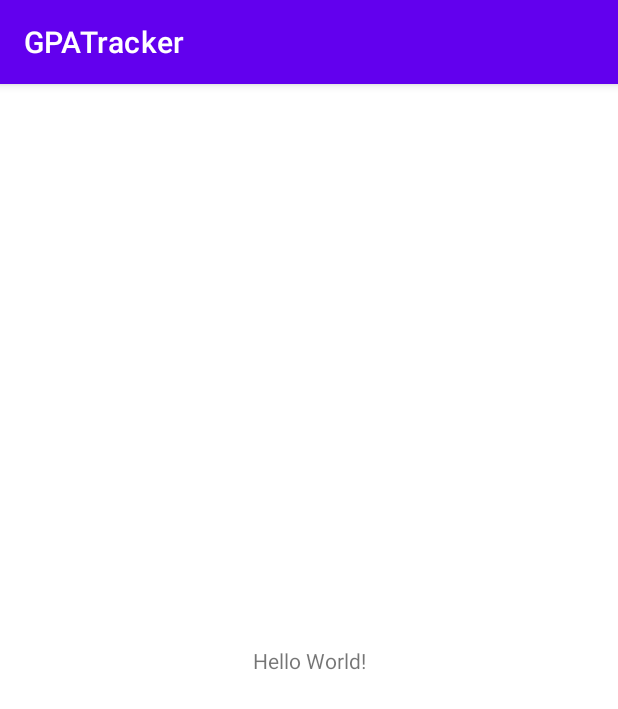
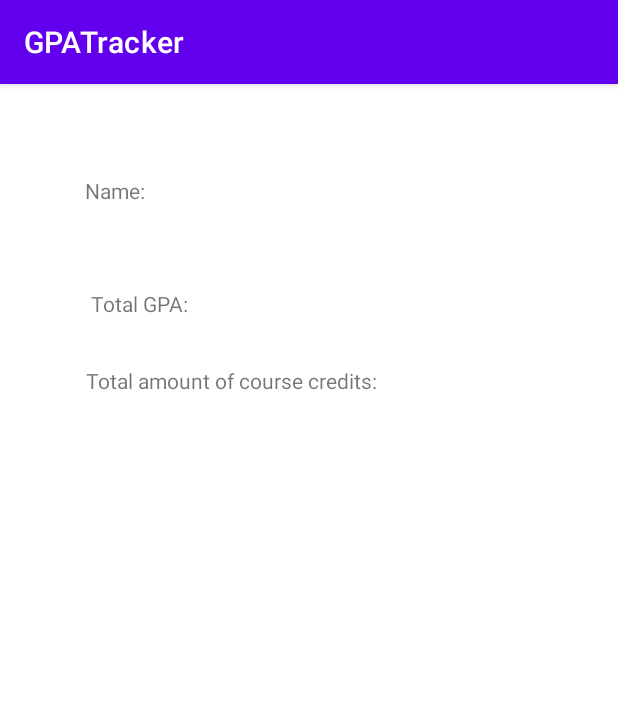
Before and after one commit to ukhin-alexander/GPAAndroidApp, an Android app: the screen it shows after launch (MainActivity), on a phone screen of 412 x 824 dp. Shown: the top 709 px of the screen. Run offline under Robolectric (Android 15) with nearby library versions, the phone set to English and light mode, and no system bars.

Commit message:
Add files via upload
Added TextView for Name, Total GPA, and Total amount of course credits

```diff
--- a/GPATracker/app/src/main/res/layout/activity_main.xml
+++ b/GPATracker/app/src/main/res/layout/activity_main.xml
@@ -7,12 +7,44 @@
     tools:context=".MainActivity">
 
     <TextView
+        android:id="@+id/nameTextDisplay"
+        android:layout_width="203dp"
+        android:layout_height="23dp"
+        android:layout_marginStart="16dp"
+        android:layout_marginTop="32dp"
+        android:text="Name:"
+        app:layout_constraintBottom_toBottomOf="parent"
+        app:layout_constraintEnd_toEndOf="parent"
+        app:layout_constraintHorizontal_bias="0.211"
+        app:layout_constraintStart_toStartOf="parent"
+        app:layout_constraintTop_toTopOf="parent"
+        app:layout_constraintVertical_bias="0.041" />
+
+    <TextView
+        android:id="@+id/totalTextDisplay"
         android:layout_width="wrap_content"
         android:layout_height="wrap_content"
-        android:text="Hello World!"
+        android:layout_marginStart="14dp"
+        android:layout_marginTop="8dp"
+        android:text="Total GPA: "
         app:layout_constraintBottom_toBottomOf="parent"
-        app:layout_constraintLeft_toLeftOf="parent"
-        app:layout_constraintRight_toRightOf="parent"
-        app:layout_constraintTop_toTopOf="parent" />
+        app:layout_constraintEnd_toEndOf="parent"
+        app:layout_constraintHorizontal_bias="0.141"
+        app:layout_constraintStart_toStartOf="parent"
+        app:layout_constraintTop_toBottomOf="@+id/nameTextDisplay"
+        app:layout_constraintVertical_bias="0.067" />
+
+    <TextView
+        android:id="@+id/textView4"
+        android:layout_width="wrap_content"
+        android:layout_height="wrap_content"
+        android:layout_marginTop="32dp"
+        android:text="Total amount of course credits:"
+        app:layout_constraintBottom_toBottomOf="parent"
+        app:layout_constraintEnd_toEndOf="parent"
+        app:layout_constraintHorizontal_bias="0.263"
+        app:layout_constraintStart_toStartOf="parent"
+        app:layout_constraintTop_toBottomOf="@+id/totalTextDisplay"
+        app:layout_constraintVertical_bias="0.0" />
 
 </androidx.constraintlayout.widget.ConstraintLayout>
```
